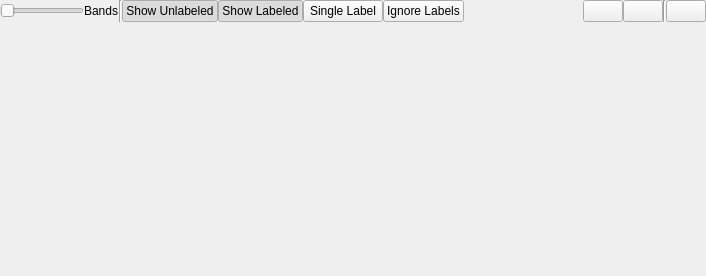
Above: gerbil/gui/mainwindow.ui from gerbilvis/gerbil before the change. Below: the same form after it.
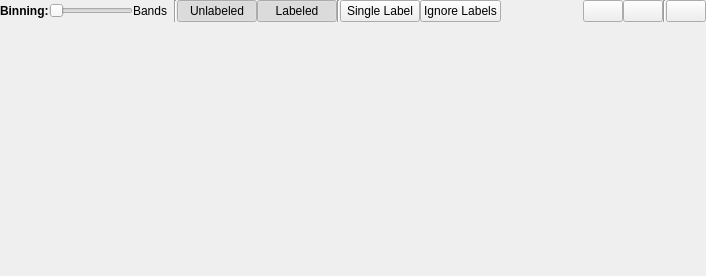
That is the form after the change. Icons and pictures are not drawn.

Commit message: remove unsup. segmentation parameters from user's view renamed dock to clustering (only title) some other GUI polish

Diff of the .ui file:
```diff
--- a/gerbil/gui/mainwindow.ui
+++ b/gerbil/gui/mainwindow.ui
@@ -29,6 +29,13 @@
      <layout class="QVBoxLayout" name="centralLayout">
       <item>
        <layout class="QHBoxLayout" name="toolbarLayout">
+        <item>
+         <widget class="QLabel" name="label">
+          <property name="text">
+           <string>&lt;b&gt;Binning:&lt;/b&gt;</string>
+          </property>
+         </widget>
+        </item>
         <item>
          <widget class="QSlider" name="bandsSlider">
           <property name="sizePolicy">
@@ -64,6 +71,22 @@
           </property>
          </widget>
         </item>
+        <item>
+         <spacer name="horizontalSpacer_2">
+          <property name="orientation">
+           <enum>Qt::Horizontal</enum>
+          </property>
+          <property name="sizeType">
+           <enum>QSizePolicy::Fixed</enum>
+          </property>
+          <property name="sizeHint" stdset="0">
+           <size>
+            <width>6</width>
+            <height>1</height>
+           </size>
+          </property>
+         </spacer>
+        </item>
         <item>
          <widget class="Line" name="line">
           <property name="orientation">
@@ -77,7 +100,7 @@
            <string>draw vectors of unlabeled pixels</string>
           </property>
           <property name="text">
-           <string>Show Unlabeled</string>
+           <string>Unlabeled</string>
           </property>
           <property name="checkable">
            <bool>true</bool>
@@ -93,7 +116,7 @@
            <string>draw vectors of labeled pixels</string>
           </property>
           <property name="text">
-           <string>Show Labeled</string>
+           <string>Labeled</string>
           </property>
           <property name="checkable">
            <bool>true</bool>
@@ -103,6 +126,13 @@
           </property>
          </widget>
         </item>
+        <item>
+         <widget class="Line" name="line_2">
+          <property name="orientation">
+           <enum>Qt::Vertical</enum>
+          </property>
+         </widget>
+        </item>
         <item>
          <widget class="QPushButton" name="singleButton">
           <property name="toolTip">
```
The commit also changes 2 other files.
